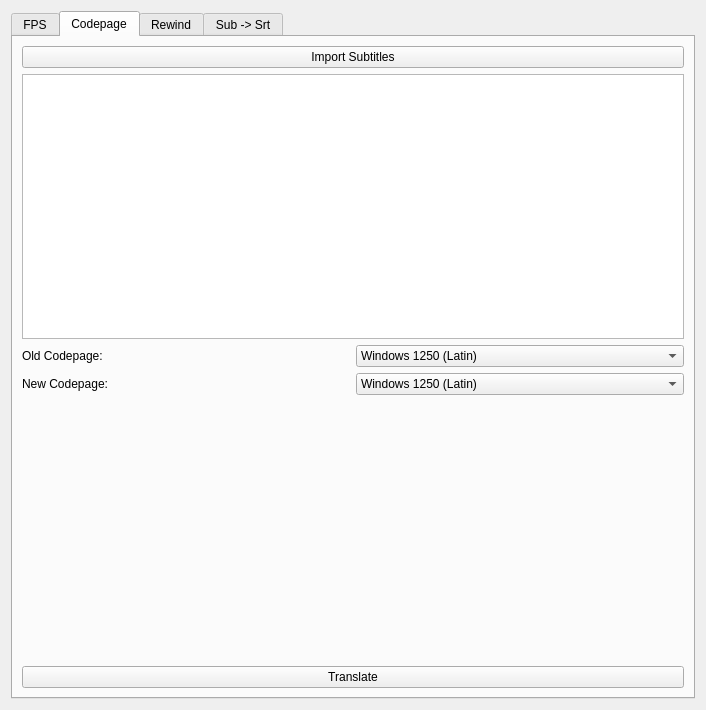
Qt form layout.ui (miloskal/SubFix) before a commit.
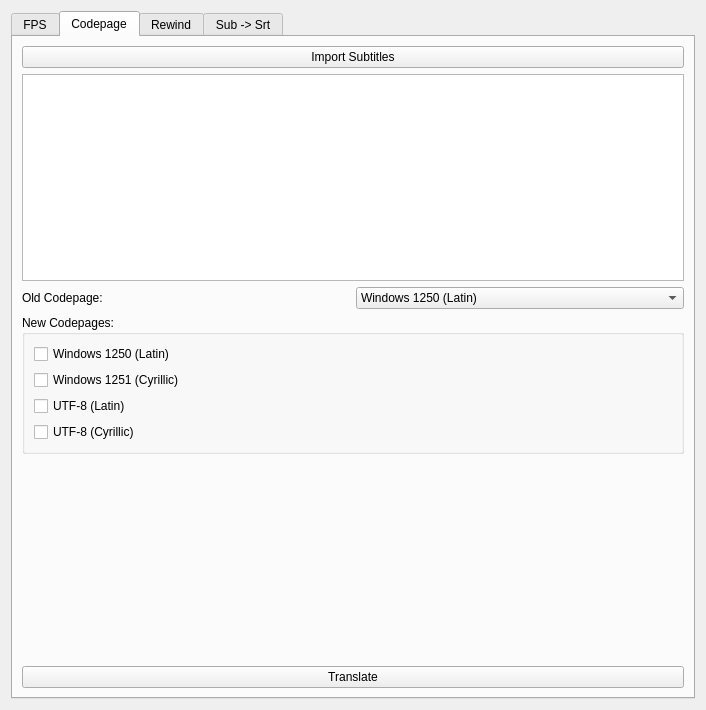
The same form after that commit. The open tabs and pages were chosen to show the change.

Commit message: Changed codepage comboboxes to checkboxes

What changed in the file:
```diff
--- a/layout.ui
+++ b/layout.ui
@@ -210,10 +210,10 @@
       <attribute name="title">
        <string>Codepage</string>
       </attribute>
+      <layout class="QVBoxLayout" name="verticalLayout_10">
+       <item>
       <layout class="QVBoxLayout" name="verticalLayout_7">
        <item>
-        <layout class="QVBoxLayout" name="verticalLayout_6">
-         <item>
           <widget class="QPushButton" name="browseCodepagePushButton">
            <property name="sizePolicy">
             <sizepolicy hsizetype="Preferred" vsizetype="Fixed">
@@ -227,50 +227,22 @@
           </widget>
          </item>
          <item>
-          <layout class="QHBoxLayout" name="horizontalLayout_3">
-           <item>
             <widget class="QListView" name="codepageSubtitlesListView">
              <property name="toolTip">
               <string>&lt;html&gt;&lt;head/&gt;&lt;body&gt;&lt;p&gt;Subtitles&lt;/p&gt;&lt;/body&gt;&lt;/html&gt;</string>
              </property>
             </widget>
            </item>
-          </layout>
-         </item>
          <item>
-          <layout class="QGridLayout" name="gridLayout_2">
-           <item row="1" column="0">
+          <layout class="QHBoxLayout" name="horizontalLayout_3">
+           <item>
             <widget class="QLabel" name="label_6">
              <property name="text">
               <string>Old Codepage:</string>
              </property>
             </widget>
            </item>
-           <item row="2" column="1">
-            <widget class="QComboBox" name="newCodepageComboBox">
              <item>
-              <property name="text">
-               <string>Windows 1250 (Latin)</string>
-              </property>
-             </item>
-             <item>
-              <property name="text">
-               <string>Windows 1251 (Cyrillic)</string>
-              </property>
-             </item>
-             <item>
-              <property name="text">
-               <string>UTF-8 (Latin)</string>
-              </property>
-             </item>
-             <item>
-              <property name="text">
-               <string>UTF-8 (Cyrillic)</string>
-              </property>
-             </item>
-            </widget>
-           </item>
-           <item row="1" column="1">
             <widget class="QComboBox" name="oldCodepageComboBox">
              <item>
               <property name="text">
@@ -294,14 +266,44 @@
              </item>
             </widget>
            </item>
-           <item row="2" column="0">
-            <widget class="QLabel" name="label_7">
+          </layout>
+         </item>
+         <item>
+          <widget class="QGroupBox" name="codepagesGroupBox">
+           <property name="title">
+            <string>New Codepages:</string>
+           </property>
+           <layout class="QVBoxLayout" name="verticalLayout_6">
+            <item>
+             <widget class="QCheckBox" name="cp1250CheckBox">
              <property name="text">
-              <string>New Codepage:</string>
+               <string>Windows 1250 (Latin)</string>
              </property>
             </widget>
            </item>
-          </layout>
+            <item>
+             <widget class="QCheckBox" name="cp1251CheckBox">
+              <property name="text">
+               <string>Windows 1251 (Cyrillic)</string>
+              </property>
+             </widget>
+            </item>
+            <item>
+             <widget class="QCheckBox" name="utf8LatCheckBox">
+              <property name="text">
+               <string>UTF-8 (Latin)</string>
+              </property>
+             </widget>
+            </item>
+            <item>
+             <widget class="QCheckBox" name="utf8CyrCheckBox">
+              <property name="text">
+               <string>UTF-8 (Cyrillic)</string>
+              </property>
+             </widget>
+            </item>
+           </layout>
+          </widget>
          </item>
          <item>
           <spacer name="verticalSpacer_2">
```
Left out of the diff: 2 changed lines with no effect on the pictures. Lines whose indentation alone changed are shown as unchanged. The commit also changes 5 other files.
